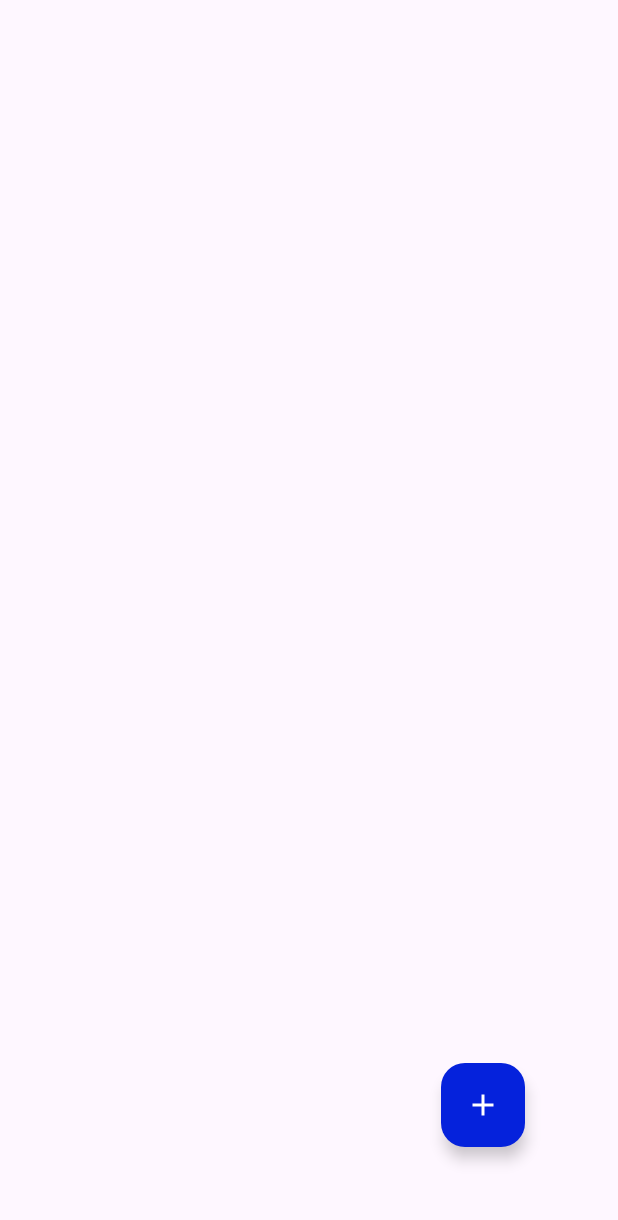
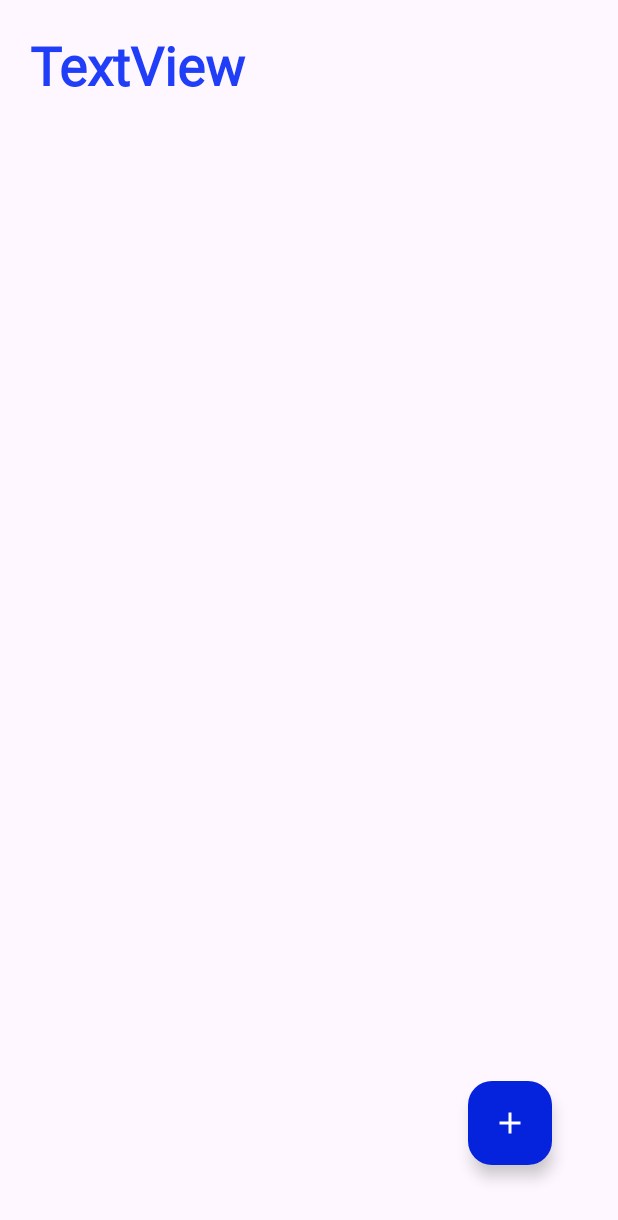
Before and after one commit to TasH-i/todo, an Android app: the screen it shows after launch (MainActivity), on a phone screen of 412 x 824 dp. Shown: the top 1220 px of the screen. Run offline under Robolectric (Android 15) with nearby library versions, the phone set to English and light mode, and no system bars; Roboto replaces fonts that are not available here.

Commit message:
before connect db

```diff
--- a/app/src/main/java/com/mad/todo/Note.kt
+++ b/app/src/main/java/com/mad/todo/Note.kt
@@ -1,5 +1,5 @@
 package com.mad.todo
 
-data class Note(val id:Int,val content: String,val title:String) {
+data class Note(val id:Int,val title:String,val content: String) {
 
 }
--- a/app/src/main/res/layout/activity_main.xml
+++ b/app/src/main/res/layout/activity_main.xml
@@ -8,6 +8,25 @@
     android:layout_height="match_parent"
     tools:context=".MainActivity"
     >
+    <TextView
+        android:id="@+id/Notes"
+        android:layout_width="wrap_content"
+        android:layout_height="wrap_content"
+        android:layout_alignParentTop="true"
+        android:layout_marginTop="20dp"
+        android:fontFamily="@font/baloo_thambi"
+        android:textColor="#203DF8"
+        android:textSize="35dp"
+        android:textStyle="bold"
+        android:layout_marginStart="20sp"
+        android:text="TextView" />
+
+    <androidx.recyclerview.widget.RecyclerView
+        android:id="@+id/notesRecyclerView"
+        android:layout_width="match_parent"
+        android:layout_height="match_parent"
+        android:layout_marginTop="80dp"
+        android:padding="20dp"/>
 
     <com.google.android.material.floatingactionbutton.FloatingActionButton
         android:id="@+id/add_button"
@@ -17,11 +36,13 @@
         android:layout_alignParentBottom="true"
         android:layout_marginStart="166dp"
         android:layout_marginTop="166dp"
-        android:layout_marginEnd="62dp"
-        android:layout_marginBottom="59dp"
+        android:layout_marginEnd="44dp"
+        android:layout_marginBottom="47dp"
         android:backgroundTint="@color/bar"
+        android:contentDescription="TODO"
         android:src="@drawable/baseline_add_24"
-        app:tint="@color/white"
-        android:contentDescription="TODO" />
+        app:tint="@color/white" />
+
+
 
 </RelativeLayout>
--- /dev/null
+++ b/app/src/main/res/layout/note_item.xml
@@ -0,0 +1,6 @@
+<?xml version="1.0" encoding="utf-8"?>
+<androidx.cardview.widget.CardView xmlns:android="http://schemas.android.com/apk/res/android"
+    android:layout_width="match_parent"
+    android:layout_height="match_parent">
+
+</androidx.cardview.widget.CardView>
```
Also changed, not shown: app/src/main/res/layout/activity_add_note.xml (+6 -6 lines).
